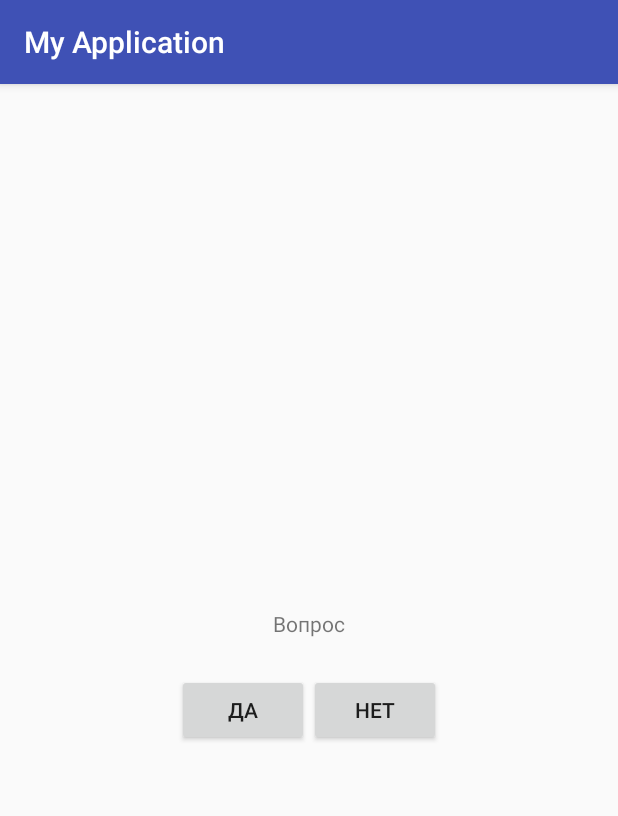
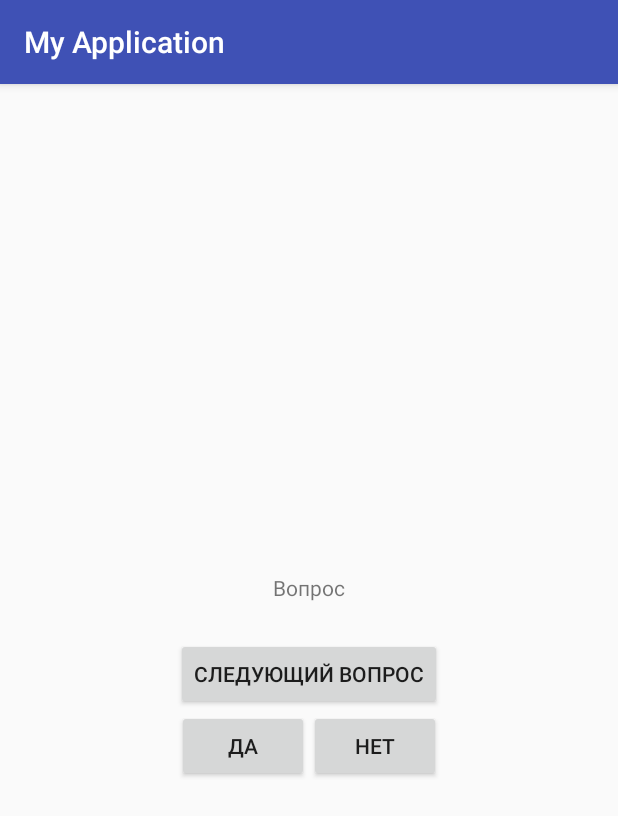
Before and after one commit to ekonchina/GeoQuize, an Android app: the screen it shows after launch (GeoQuize), after a tap on "НЕТ", on a phone screen of 412 x 824 dp. Shown: the top 816 px of the screen. Run offline under Robolectric (Android 15) with nearby library versions, the phone set to English and light mode, and no system bars.

```diff
--- a/app/src/main/java/com/example/yekaterinakonchina/myapplication/GeoQuize.java
+++ b/app/src/main/java/com/example/yekaterinakonchina/myapplication/GeoQuize.java
@@ -23,23 +23,24 @@ public class GeoQuize extends AppCompatActivity {
         mTrueButton.setOnClickListener(new View.OnClickListener() {
             @Override
             public void onClick(View v) {
-                Toast text = Toast.makeText(GeoQuize.this,
-                        R.string.correct_toast,
-                        Toast.LENGTH_SHORT);
-                text.setGravity(Gravity.TOP,0,150);
-                text.show();
+
+                toast(R.string.correct_toast);
             }
         });
 
         mFalseButton.setOnClickListener(new View.OnClickListener() {
             @Override
             public void onClick(View v) {
-                Toast text = Toast.makeText(GeoQuize.this,
-                        R.string.incorrect_toast,
-                        Toast.LENGTH_SHORT);
-                text.setGravity(Gravity.TOP,0,150);
-                text.show();
+                toast(R.string.incorrect_toast);
             }
         });
     }
+
+    private void toast(int message){
+        Toast text = Toast.makeText(GeoQuize.this,
+                R.string.correct_toast,
+                Toast.LENGTH_SHORT);
+        text.show();
+
+    }
 }
--- a/app/src/main/res/layout/activity_main.xml
+++ b/app/src/main/res/layout/activity_main.xml
@@ -5,10 +5,18 @@
     android:gravity="center"
     android:orientation="vertical" >
     <TextView
+        android:id="@+id/question_text_view"
         android:layout_width="wrap_content"
         android:layout_height="wrap_content"
         android:padding="24dp"
         android:text="@string/question_text" />
+
+    <Button
+        android:id="@+id/next_button"
+        android:layout_width="wrap_content"
+        android:layout_height="wrap_content"
+        android:text="@string/next_button" />
+
     <LinearLayout
         android:layout_width="wrap_content"
         android:layout_height="wrap_content"
--- a/app/src/main/res/values/strings.xml
+++ b/app/src/main/res/values/strings.xml
@@ -5,4 +5,6 @@
     <string name="false_button">Нет</string>
     <string name="correct_toast">Correct!</string>
     <string name="incorrect_toast">Incorrect!</string>
+    <string name="next_button">Следующий вопрос</string>
+    <string name="question_australia">Canberra is the capital of Australia.</string>
 </resources>
```
Also changed, not shown: app/src/main/java/com/example/yekaterinakonchina/myapplication/Question.java (+24 -0 lines).
